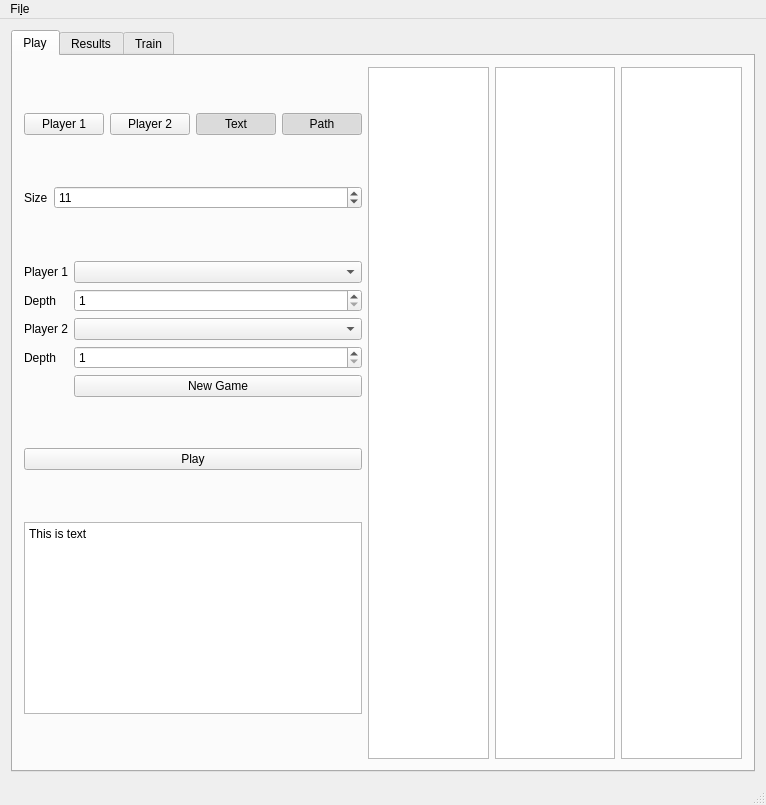
First picture: the form in TIPE_Hex_QT/mainwindow.ui, repository Phyronnaz/TIPE_Hex, before the edit.
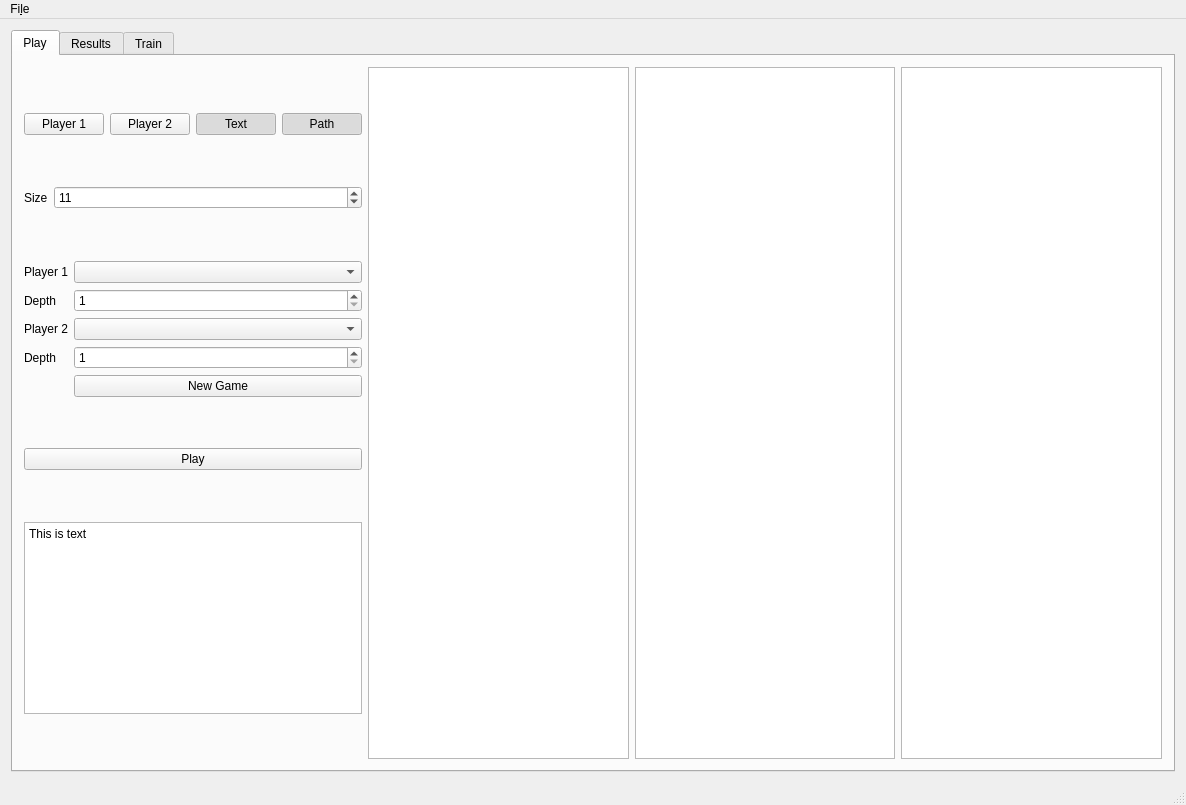
Second picture: the form after the edit. The open tabs and pages were chosen to show the change.

What changed in the file:
```diff
--- a/TIPE_Hex_QT/mainwindow.ui
+++ b/TIPE_Hex_QT/mainwindow.ui
@@ -6,7 +6,7 @@
    <rect>
     <x>0</x>
     <y>0</y>
-    <width>766</width>
+    <width>1186</width>
     <height>805</height>
    </rect>
   </property>
@@ -787,7 +787,7 @@
     <rect>
      <x>0</x>
      <y>0</y>
-     <width>766</width>
+     <width>1186</width>
      <height>30</height>
     </rect>
    </property>
```
Left out of the diff: 48 changed lines with no effect on the pictures.
